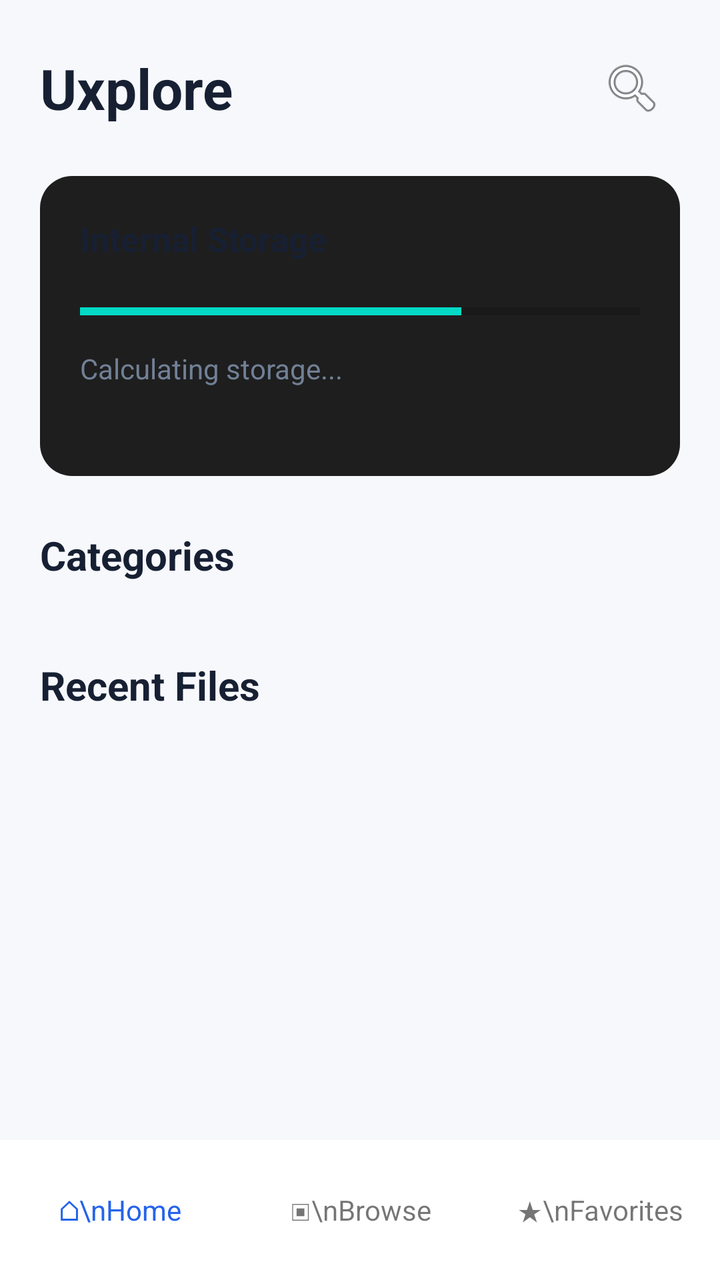
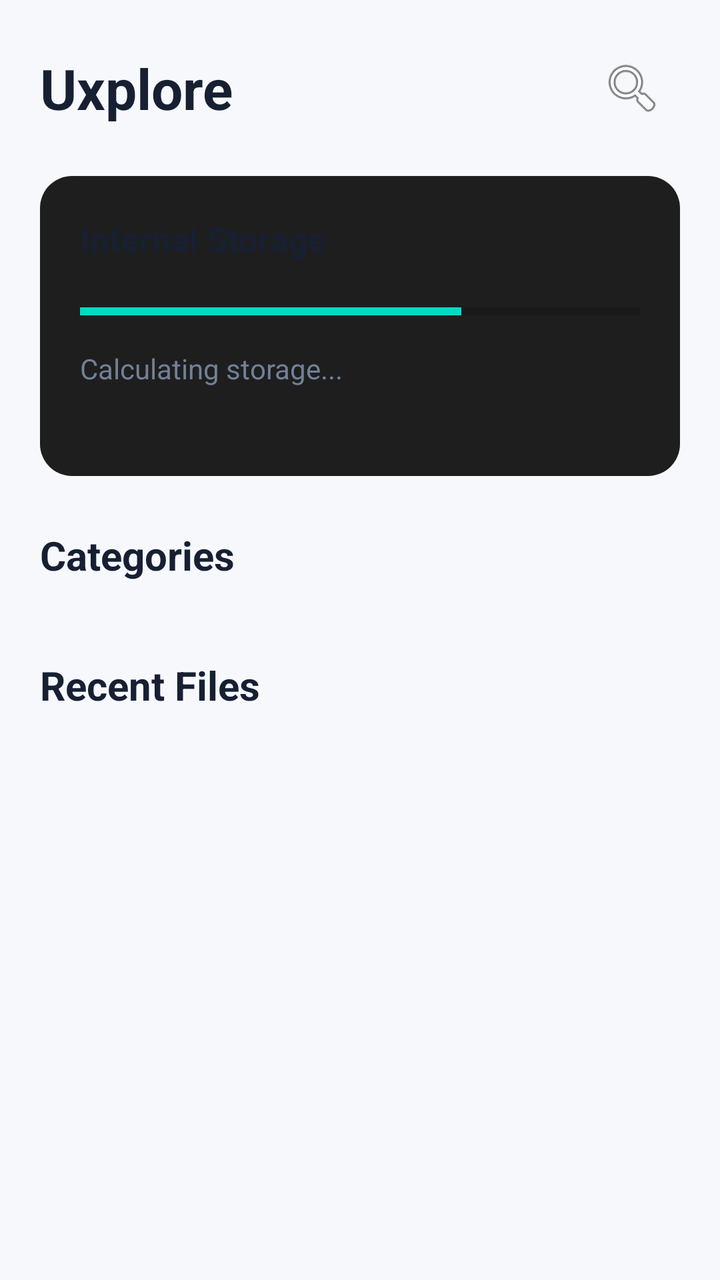

Screens rendered from an Android XML layout before and after an edit, with the pre-edit source and the edit as a unified diff.
<!-- AndroidManifest.xml: fallback theme Theme.MaterialComponents.DayNight.NoActionBar -->
<!-- res/layout/activity_main.xml -->
<LinearLayout xmlns:android="http://schemas.android.com/apk/res/android"
    android:layout_width="match_parent"
    android:layout_height="match_parent"
    android:orientation="vertical"
    android:background="@color/ux_bg">

    <LinearLayout
        android:layout_width="match_parent"
        android:layout_height="wrap_content"
        android:padding="20dp"
        android:gravity="center_vertical">

        <TextView
            android:layout_width="0dp"
            android:layout_height="wrap_content"
            android:layout_weight="1"
            android:text="Uxplore"
            android:textSize="28sp"
            android:textStyle="bold"
            android:textColor="@color/ux_text"/>

        <ImageButton
            android:id="@+id/btnSearch"
            android:layout_width="48dp"
            android:layout_height="48dp"
            android:src="@android:drawable/ic_menu_search"
            android:background="@android:color/transparent"
            android:contentDescription="Search"/>
    </LinearLayout>

    <ScrollView
        android:layout_width="match_parent"
        android:layout_height="0dp"
        android:layout_weight="1"
        android:fillViewport="true">

        <LinearLayout
            android:layout_width="match_parent"
            android:layout_height="wrap_content"
            android:orientation="vertical"
            android:paddingHorizontal="20dp"
            android:paddingBottom="24dp">

            <LinearLayout
                android:id="@+id/storageCard"
                android:layout_width="match_parent"
                android:layout_height="150dp"
                android:padding="20dp"
                android:orientation="vertical"
                android:background="@drawable/bg_card">

                <TextView
                    android:text="Internal Storage"
                    android:textStyle="bold"
                    android:textSize="17sp"
                    android:textColor="@color/ux_text"
                    android:layout_width="wrap_content"
                    android:layout_height="wrap_content"/>

                <ProgressBar
                    android:id="@+id/storageProgress"
                    style="?android:attr/progressBarStyleHorizontal"
                    android:layout_width="match_parent"
                    android:layout_height="14dp"
                    android:layout_marginTop="18dp"
                    android:max="100"
                    android:progress="68"/>

                <TextView
                    android:id="@+id/storageText"
                    android:layout_width="wrap_content"
                    android:layout_height="wrap_content"
                    android:layout_marginTop="12dp"
                    android:text="Calculating storage..."
                    android:textColor="@color/ux_muted"/>
            </LinearLayout>

            <TextView
                android:layout_width="wrap_content"
                android:layout_height="wrap_content"
                android:layout_marginTop="26dp"
                android:text="Categories"
                android:textStyle="bold"
                android:textSize="20sp"
                android:textColor="@color/ux_text"/>

            <GridLayout
                android:id="@+id/categoryGrid"
                android:layout_width="match_parent"
                android:layout_height="wrap_content"
                android:columnCount="3"
                android:rowCount="2"
                android:layout_marginTop="12dp"/>

            <TextView
                android:layout_width="wrap_content"
                android:layout_height="wrap_content"
                android:layout_marginTop="26dp"
                android:text="Recent Files"
                android:textStyle="bold"
                android:textSize="20sp"
                android:textColor="@color/ux_text"/>

            <androidx.recyclerview.widget.RecyclerView
                android:id="@+id/fileRecycler"
                android:layout_width="match_parent"
                android:layout_height="wrap_content"
                android:nestedScrollingEnabled="false"
                android:layout_marginTop="10dp"/>
        </LinearLayout>
    </ScrollView>

    <LinearLayout
        android:layout_width="match_parent"
        android:layout_height="70dp"
        android:gravity="center"
        android:background="@color/ux_surface">

        <TextView
            android:text="⌂\nHome"
            android:gravity="center"
            android:textColor="@color/ux_blue"
            android:layout_width="0dp"
            android:layout_weight="1"
            android:layout_height="wrap_content"/>

        <TextView
            android:id="@+id/btnBrowse"
            android:text="▣\nBrowse"
            android:gravity="center"
            android:layout_width="0dp"
            android:layout_weight="1"
            android:layout_height="wrap_content"/>

        <TextView
            android:id="@+id/btnFavorites"
            android:text="★\nFavorites"
            android:gravity="center"
            android:layout_width="0dp"
            android:layout_weight="1"
            android:layout_height="wrap_content"/>
    </LinearLayout>
</LinearLayout>
<!-- resources referenced by this layout -->
<resources>
  <color name="ux_bg">#F6F8FC</color>
  <color name="ux_blue">#2563EB</color>
  <color name="ux_muted">#718096</color>
  <color name="ux_surface">#FFFFFF</color>
  <color name="ux_text">#172033</color>
  <!-- drawable bg_card (drawable) -->
  <?xml version="1.0" encoding="utf-8"?>
  <shape xmlns:android="http://schemas.android.com/apk/res/android">
      <solid android:color="#1E1E1E" /> 
      <corners android:radius="16dp" /> 
  </shape>
</resources>

<!-- the commit's change to res/layout/activity_main.xml (unified diff, before → after) -->
@@ -110,34 +110,4 @@
         </LinearLayout>
     </ScrollView>
 
-    <LinearLayout
-        android:layout_width="match_parent"
-        android:layout_height="70dp"
-        android:gravity="center"
-        android:background="@color/ux_surface">
-
-        <TextView
-            android:text="⌂\nHome"
-            android:gravity="center"
-            android:textColor="@color/ux_blue"
-            android:layout_width="0dp"
-            android:layout_weight="1"
-            android:layout_height="wrap_content"/>
-
-        <TextView
-            android:id="@+id/btnBrowse"
-            android:text="▣\nBrowse"
-            android:gravity="center"
-            android:layout_width="0dp"
-            android:layout_weight="1"
-            android:layout_height="wrap_content"/>
-
-        <TextView
-            android:id="@+id/btnFavorites"
-            android:text="★\nFavorites"
-            android:gravity="center"
-            android:layout_width="0dp"
-            android:layout_weight="1"
-            android:layout_height="wrap_content"/>
-    </LinearLayout>
 </LinearLayout>
<!-- resource entries referenced after the edit -->
@@ -1,9 +1,7 @@
 <!-- resources referenced by this layout -->
 <resources>
   <color name="ux_bg">#F6F8FC</color>
-  <color name="ux_blue">#2563EB</color>
   <color name="ux_muted">#718096</color>
-  <color name="ux_surface">#FFFFFF</color>
   <color name="ux_text">#172033</color>
   <!-- drawable bg_card (drawable) -->
   <?xml version="1.0" encoding="utf-8"?>
